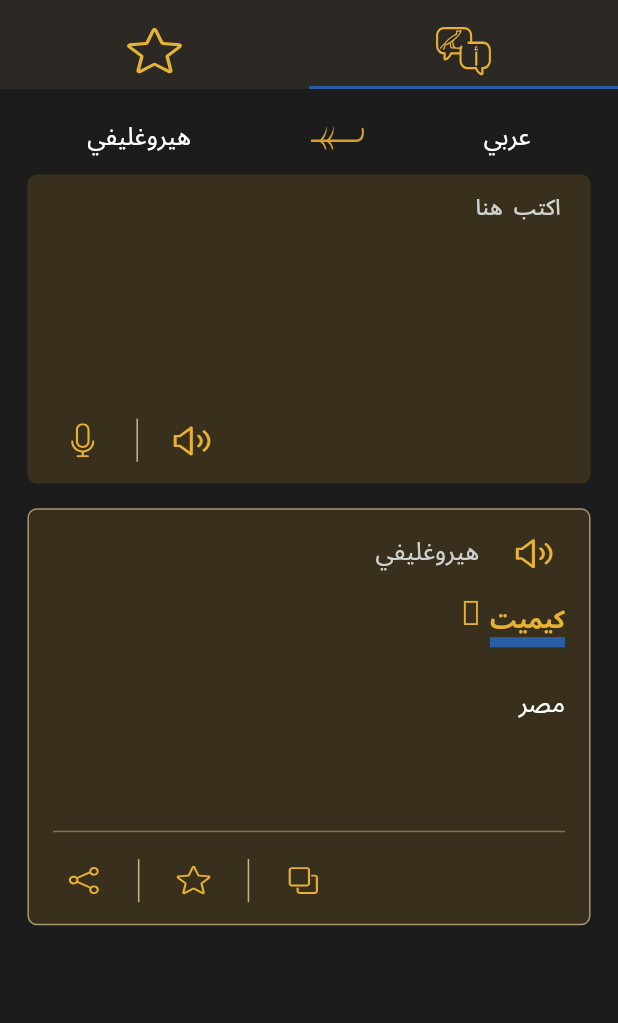
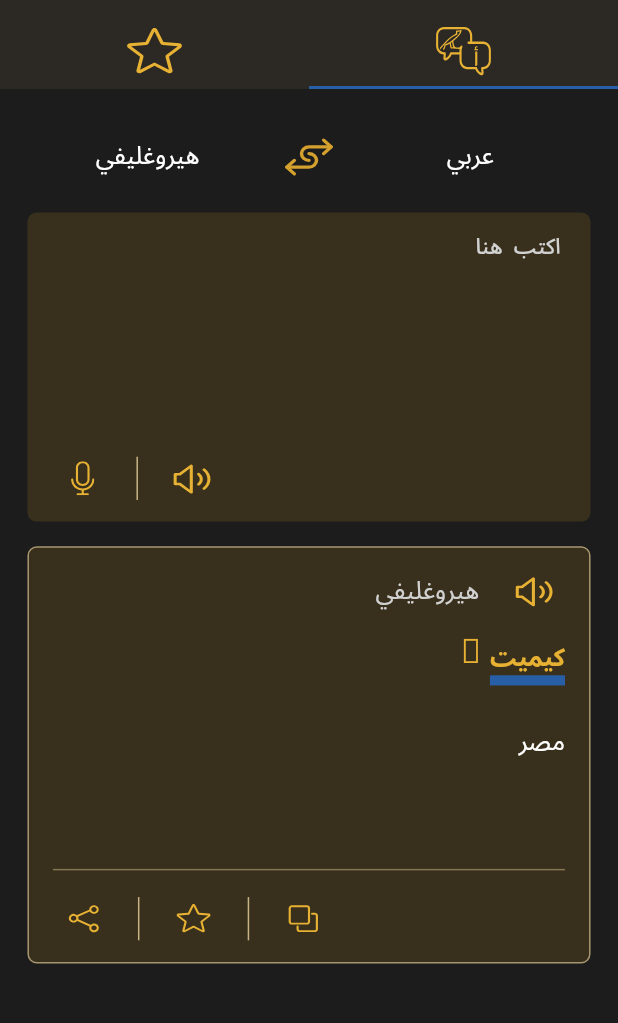
Before and after one commit to bastet00/bastet-app, a Flutter app: the TabBarScreen screen opened directly, on a phone screen of 412 x 824 dp, the part 67-1090 px from its top. Run offline on Flutter 3.47's test engine with Material 3 defaults, Android fonts, the phone set to English and light mode, and no system bars; our stand-ins replace dartz, easy_localization, equatable, extended_image, flutter_bloc, flutter_screenutil and 3 more; missing offline and left inert: data_connection_checker_nulls, http_interceptor.

Commit message:
Change convert language icon

```diff
--- a/lib/app/utils/app_assets.dart
+++ b/lib/app/utils/app_assets.dart
@@ -18,6 +18,7 @@ class AppAssets{
   static const String audio = "${iconBase}audio.svg";
   static const String microphone = "${iconBase}microphone.svg";
   static const String copy = "${iconBase}copy.svg";
+  static const String convert = "${iconBase}convert.svg";
 }
 
 class AppImages{
--- a/lib/app/utils/app_colors.dart
+++ b/lib/app/utils/app_colors.dart
@@ -14,6 +14,7 @@ class AppColors{
   static const colorC7B384 = Color(0xFFC7B384);
   static const color84744F = Color(0xFF84744F);
   static const colorA69670 = Color(0xFFA69670);
+  static const iconsColor = Color(0xFFD4A02E);
 
   static const red = Color(0xffEB5757);
   static const hint = Color(0xFFD1D1D1);
--- a/lib/features/translation_feature/presentation/screens/translation_body.dart
+++ b/lib/features/translation_feature/presentation/screens/translation_body.dart
@@ -1,4 +1,5 @@
 import 'package:flutter/material.dart';
+import 'package:flutter_bloc/flutter_bloc.dart';
 import 'package:flutter_screenutil/flutter_screenutil.dart';
 
 import '../../../../app/utils/app_assets.dart';
@@ -7,6 +8,7 @@ import '../../../../app/widgets/custom_form_field.dart';
 import '../../../../app/widgets/image_widget.dart';
 import '../../../../app/widgets/text_button_widget.dart';
 import '../../../../app/widgets/text_widget.dart';
+import '../presentation_logic_holder/translation_cubit/translation_cubit.dart';
 
 class TranslationBody extends StatelessWidget {
   const TranslationBody({super.key});
@@ -18,23 +20,42 @@ class TranslationBody extends StatelessWidget {
       child: Column(
         children: [
           20.verticalSpace,
-          Row(
-            mainAxisAlignment: MainAxisAlignment.spaceAround,
+          BlocBuilder<TranslationCubit, TranslationState>(
+            builder: (context, state) {
+              final cubit = TranslationCubit.get();
+              return Padding(
+                padding: EdgeInsets.symmetric(horizontal: 30.w),
+                child: Row(
                   children: [
-              const TextWidget(
-                title: 'عربي',
+                    SizedBox(
+                      width: 80.w,
+                      child: TextWidget(
+                        title: cubit.fromArabic ? 'عربي' : 'هيروغليفي',
                         fontWeight: FontWeight.w400,
                       ),
-              ImageWidget(
-                imageUrl: AppAssets.arrow,
-                width: 31.w,
-                height: 15.h,
                     ),
-              const TextWidget(
-                title: 'هيروغليفي',
+                    const Spacer(),
+                    CustomTextButton(
+                      onPressed: cubit.convertLanguage,
+                      icon: ImageWidget(
+                        imageUrl: AppAssets.convert,
+                        width: 28.w,
+                        height: 28.h,
+                        color: AppColors.iconsColor,
+                      ),
+                    ),
+                    const Spacer(),
+                    SizedBox(
+                      width: 80.w,
+                      child: TextWidget(
+                        title: cubit.fromArabic ? 'هيروغليفي' : 'عربي',
                         fontWeight: FontWeight.w400,
                       ),
+                    ),
                   ],
+                ),
+              );
+            },
           ),
           12.verticalSpace,
           Container(
```
Also changed, not shown: assets/icons/convert.svg (added). Lines whose indentation alone changed are shown as unchanged.
